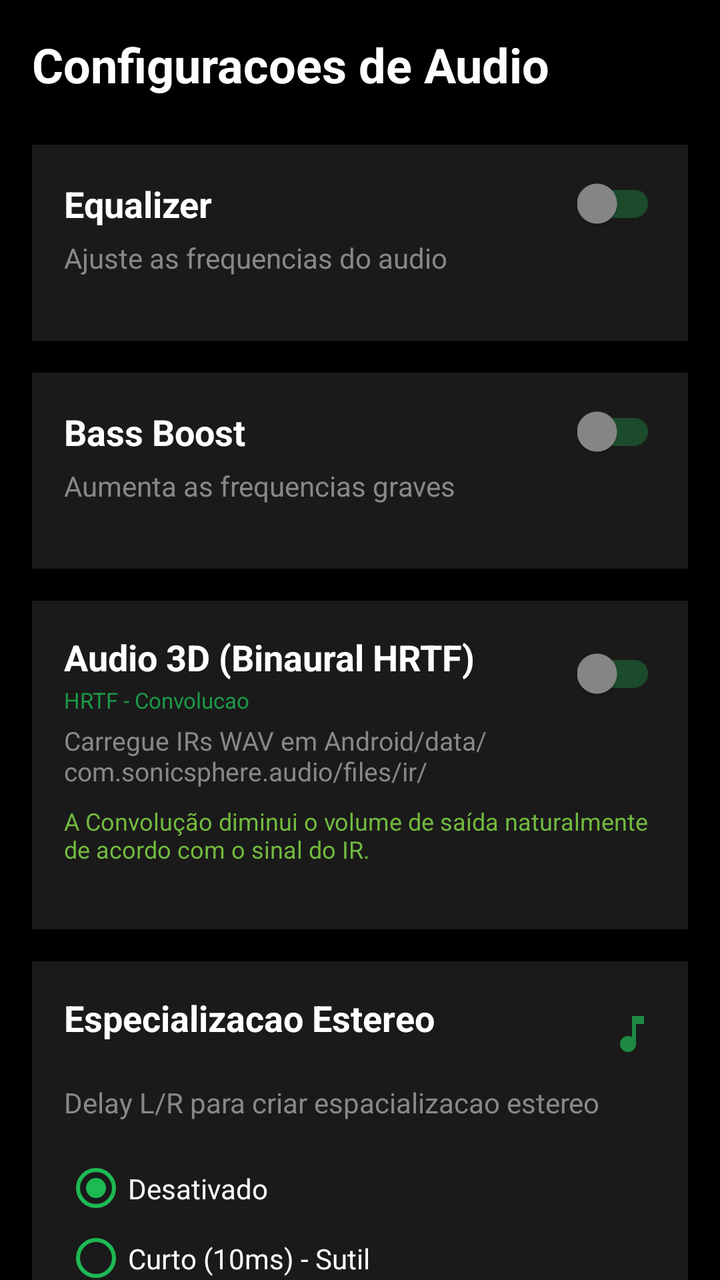
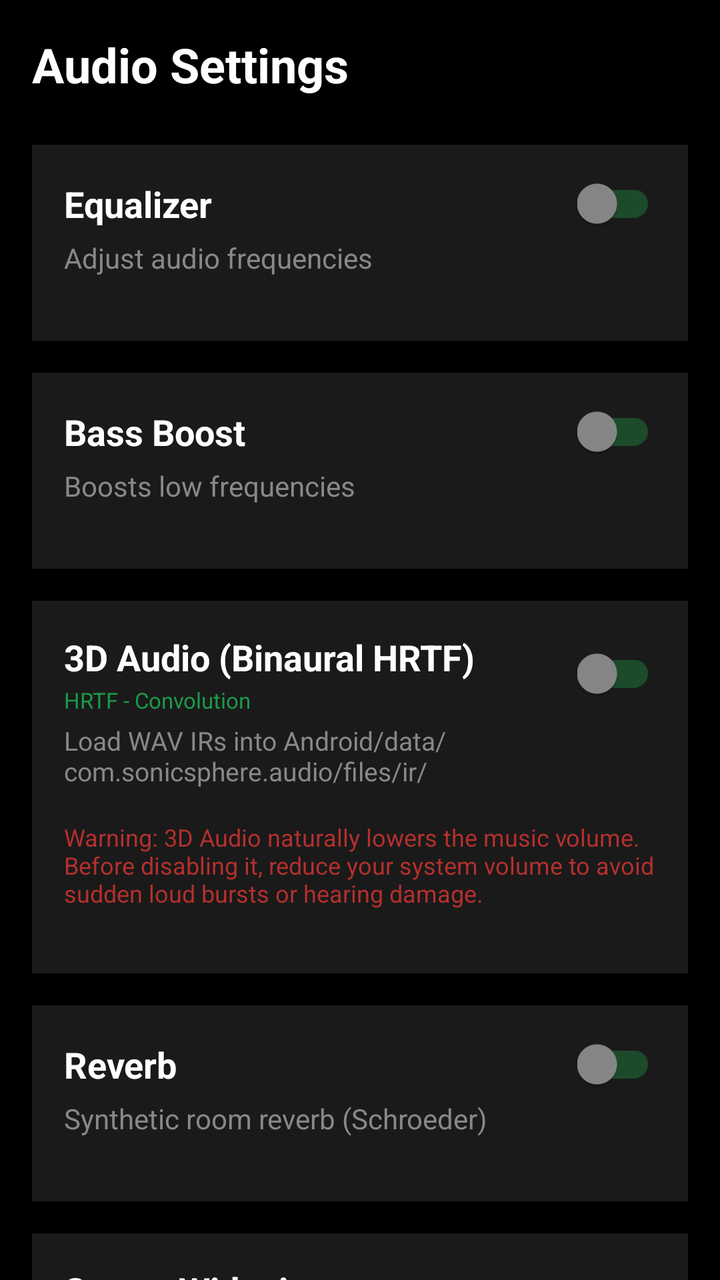

The first picture is an Android layout as it rendered before a commit; the second is the same layout after the commit. The layout source and the unified diff follow.
<!-- AndroidManifest.xml: application theme Theme.AppCompat.DayNight.DarkActionBar -->
<!-- res/layout/fragment_settings.xml -->
<?xml version="1.0" encoding="utf-8"?>
<ScrollView xmlns:android="http://schemas.android.com/apk/res/android"
    xmlns:app="http://schemas.android.com/apk/res-auto"
    android:layout_width="match_parent"
    android:layout_height="match_parent"
    android:background="@color/black"
    android:fillViewport="true">

    <LinearLayout
        android:layout_width="match_parent"
        android:layout_height="wrap_content"
        android:orientation="vertical"
        android:padding="16dp">

        
        <TextView
            android:id="@+id/textView"
            android:layout_width="match_parent"
            android:layout_height="wrap_content"
            android:text="Configuracoes de Audio"
            android:textColor="@color/white"
            android:textSize="24sp"
            android:textStyle="bold"
            android:layout_marginBottom="24dp" />

        
        <LinearLayout
            android:layout_width="match_parent"
            android:layout_height="wrap_content"
            android:orientation="vertical"
            android:background="#1A1A1A"
            android:padding="16dp"
            android:layout_marginBottom="16dp">

            <LinearLayout
                android:layout_width="match_parent"
                android:layout_height="wrap_content"
                android:orientation="horizontal"
                android:gravity="center_vertical">

                <TextView
                    android:layout_width="0dp"
                    android:layout_height="wrap_content"
                    android:layout_weight="1"
                    android:text="Equalizer"
                    android:textColor="@color/white"
                    android:textSize="18sp"
                    android:textStyle="bold" />

                <androidx.appcompat.widget.SwitchCompat
                    android:id="@+id/switchEqualizer"
                    android:layout_width="wrap_content"
                    android:layout_height="wrap_content"
                    android:theme="@style/SwitchTheme" />

            </LinearLayout>

            <TextView
                android:layout_width="match_parent"
                android:layout_height="wrap_content"
                android:text="Ajuste as frequencias do audio"
                android:textColor="@color/gray"
                android:textSize="14sp"
                android:layout_marginTop="4dp"
                android:layout_marginBottom="16dp" />

            <LinearLayout
                android:id="@+id/equalizerBandsContainer"
                android:layout_width="match_parent"
                android:layout_height="wrap_content"
                android:orientation="vertical"
                android:visibility="gone" />

        </LinearLayout>

        
        <LinearLayout
            android:layout_width="match_parent"
            android:layout_height="wrap_content"
            android:orientation="vertical"
            android:background="#1A1A1A"
            android:padding="16dp"
            android:layout_marginBottom="16dp">

            <LinearLayout
                android:layout_width="match_parent"
                android:layout_height="wrap_content"
                android:orientation="horizontal"
                android:gravity="center_vertical">

                <TextView
                    android:layout_width="0dp"
                    android:layout_height="wrap_content"
                    android:layout_weight="1"
                    android:text="Bass Boost"
                    android:textColor="@color/white"
                    android:textSize="18sp"
                    android:textStyle="bold" />

                <androidx.appcompat.widget.SwitchCompat
                    android:id="@+id/switchBassBoost"
                    android:layout_width="wrap_content"
                    android:layout_height="wrap_content"
                    android:theme="@style/SwitchTheme" />

            </LinearLayout>

            <TextView
                android:layout_width="match_parent"
                android:layout_height="wrap_content"
                android:text="Aumenta as frequencias graves"
                android:textColor="@color/gray"
                android:textSize="14sp"
                android:layout_marginTop="4dp"
                android:layout_marginBottom="16dp" />

            <LinearLayout
                android:id="@+id/bassBoostControlsContainer"
                android:layout_width="match_parent"
                android:layout_height="wrap_content"
                android:orientation="vertical"
                android:visibility="gone">

                <LinearLayout
                    android:layout_width="match_parent"
                    android:layout_height="wrap_content"
                    android:orientation="horizontal"
                    android:gravity="center_vertical"
                    android:layout_marginBottom="8dp">

                    <TextView
                        android:layout_width="wrap_content"
                        android:layout_height="wrap_content"
                        android:text="Intensidade: "
                        android:textColor="@color/white"
                        android:textSize="14sp" />

                    <TextView
                        android:id="@+id/textBassBoostValue"
                        android:layout_width="wrap_content"
                        android:layout_height="wrap_content"
                        android:text="0%"
                        android:textColor="@color/spotify_green"
                        android:textSize="14sp"
                        android:textStyle="bold" />

                </LinearLayout>

                <SeekBar
                    android:id="@+id/seekBarBassBoost"
                    android:layout_width="match_parent"
                    android:layout_height="wrap_content"
                    android:progressTint="@color/spotify_green"
                    android:thumbTint="@color/spotify_green" />

            </LinearLayout>

        </LinearLayout>

        
        <LinearLayout
            android:layout_width="match_parent"
            android:layout_height="wrap_content"
            android:orientation="vertical"
            android:background="#1A1A1A"
            android:padding="16dp"
            android:layout_marginBottom="16dp">

            
            <LinearLayout
                android:layout_width="match_parent"
                android:layout_height="wrap_content"
                android:orientation="horizontal"
                android:gravity="center_vertical">

                <LinearLayout
                    android:layout_width="0dp"
                    android:layout_height="wrap_content"
                    android:layout_weight="1"
                    android:orientation="vertical">

                    <TextView
                        android:layout_width="match_parent"
                        android:layout_height="wrap_content"
                        android:text="Audio 3D (Binaural HRTF)"
                        android:textColor="@color/white"
                        android:textSize="18sp"
                        android:textStyle="bold" />

                    <TextView
                        android:layout_width="match_parent"
                        android:layout_height="wrap_content"
                        android:text="HRTF - Convolucao"
                        android:textColor="@color/spotify_green"
                        android:textSize="11sp"
                        android:layout_marginTop="2dp"
                        android:alpha="0.8" />

                </LinearLayout>

                <androidx.appcompat.widget.SwitchCompat
                    android:id="@+id/switchBinaural"
                    android:layout_width="wrap_content"
                    android:layout_height="wrap_content"
                    android:theme="@style/SwitchTheme" />

            </LinearLayout>

            <TextView
                android:layout_width="match_parent"
                android:layout_height="wrap_content"
                android:text="Carregue IRs WAV em Android/data/com.sonicsphere.audio/files/ir/"
                android:textColor="@color/gray"
                android:textSize="13sp"
                android:layout_marginTop="4dp"
                android:layout_marginBottom="8dp" />

            <TextView
                android:layout_width="match_parent"
                android:layout_height="wrap_content"
                android:text="A Convolução diminui o volume de saída naturalmente de acordo com o sinal do IR."
                android:textColor="#72BA3F"
                android:textSize="12sp"
                android:layout_marginBottom="16dp" />

            
            <LinearLayout
                android:id="@+id/binauralSlotsContainer"
                android:layout_width="match_parent"
                android:layout_height="wrap_content"
                android:orientation="vertical"
                android:visibility="gone">

                
                <LinearLayout
                    android:layout_width="match_parent"
                    android:layout_height="wrap_content"
                    android:orientation="horizontal"
                    android:gravity="center_vertical"
                    android:layout_marginBottom="10dp">

                    <LinearLayout
                        android:layout_width="0dp"
                        android:layout_height="wrap_content"
                        android:layout_weight="1"
                        android:orientation="vertical">

                        <TextView
                            android:layout_width="wrap_content"
                            android:layout_height="wrap_content"
                            android:text="LEFT"
                            android:textColor="@color/white"
                            android:textSize="14sp"
                            android:textStyle="bold" />

                        <TextView
                            android:id="@+id/textIrLeft"
                            android:layout_width="wrap_content"
                            android:layout_height="wrap_content"
                            android:text="Padrao (asset)"
                            android:textColor="@color/gray"
                            android:textSize="12sp" />

                    </LinearLayout>

                    <Button
                        android:id="@+id/btnIrLeft"
                        android:layout_width="wrap_content"
                        android:layout_height="36dp"
                        android:text="Trocar"
                        android:textSize="12sp"
                        android:backgroundTint="@color/spotify_green"
                        android:textColor="@color/black" />

                    <Button
                        android:id="@+id/btnIrLeftClear"
                        android:layout_width="wrap_content"
                        android:layout_height="36dp"
                        android:text="X"
                        android:textSize="12sp"
                        android:layout_marginStart="6dp"
                        android:backgroundTint="#333333"
                        android:textColor="@color/gray" />

                </LinearLayout>

                
                <LinearLayout
                    android:layout_width="match_parent"
                    android:layout_height="wrap_content"
                    android:orientation="horizontal"
                    android:gravity="center_vertical"
                    android:layout_marginBottom="16dp">

                    <LinearLayout
                        android:layout_width="0dp"
                        android:layout_height="wrap_content"
                        android:layout_weight="1"
                        android:orientation="vertical">

                        <TextView
                            android:layout_width="wrap_content"
                            android:layout_height="wrap_content"
                            android:text="RIGHT"
                            android:textColor="@color/white"
                            android:textSize="14sp"
                            android:textStyle="bold" />

                        <TextView
                            android:id="@+id/textIrRight"
                            android:layout_width="wrap_content"
                            android:layout_height="wrap_content"
                            android:text="Padrao (asset)"
                            android:textColor="@color/gray"
                            android:textSize="12sp" />

                    </LinearLayout>

                    <Button
                        android:id="@+id/btnIrRight"
                        android:layout_width="wrap_content"
                        android:layout_height="36dp"
                        android:text="Trocar"
                        android:textSize="12sp"
                        android:backgroundTint="@color/spotify_green"
                        android:textColor="@color/black" />

                    <Button
                        android:id="@+id/btnIrRightClear"
                        android:layout_width="wrap_content"
                        android:layout_height="36dp"
                        android:text="X"
                        android:textSize="12sp"
                        android:layout_marginStart="6dp"
                        android:backgroundTint="#333333"
                        android:textColor="@color/gray" />

                </LinearLayout>

            </LinearLayout>

        </LinearLayout>

        
        <LinearLayout
            android:layout_width="match_parent"
            android:layout_height="wrap_content"
            android:orientation="vertical"
            android:background="#1A1A1A"
            android:padding="16dp">

            <LinearLayout
                android:layout_width="match_parent"
                android:layout_height="wrap_content"
                android:orientation="horizontal"
                android:gravity="center_vertical">

                <LinearLayout
                    android:layout_width="0dp"
                    android:layout_height="wrap_content"
                    android:layout_weight="1"
                    android:orientation="vertical">

                    <TextView
                        android:layout_width="match_parent"
                        android:layout_height="wrap_content"
                        android:text="Especializacao Estereo"
                        android:textColor="@color/white"
                        android:textSize="18sp"
                        android:textStyle="bold" />

                    <TextView
                        android:layout_width="match_parent"
                        android:layout_height="wrap_content"
                        android:textColor="@color/spotify_green"
                        android:textSize="11sp"
                        android:layout_marginTop="2dp"
                        android:alpha="0.8" />

                </LinearLayout>

                <ImageView
                    android:layout_width="24dp"
                    android:layout_height="24dp"
                    android:src="@drawable/ic_music_note"
                    android:alpha="0.7"
                    app:tint="@color/spotify_green" />

            </LinearLayout>

            <TextView
                android:layout_width="match_parent"
                android:layout_height="wrap_content"
                android:text="Delay L/R para criar espacializacao estereo"
                android:textColor="@color/gray"
                android:textSize="14sp"
                android:layout_marginTop="4dp"
                android:layout_marginBottom="16dp" />

            <RadioGroup
                android:id="@+id/radioGroupHaas"
                android:layout_width="match_parent"
                android:layout_height="wrap_content"
                android:orientation="vertical">

                <RadioButton
                    android:id="@+id/radioHaasOff"
                    android:layout_width="match_parent"
                    android:layout_height="wrap_content"
                    android:text="Desativado"
                    android:textColor="@color/white"
                    android:buttonTint="@color/spotify_green"
                    android:checked="true"
                    android:paddingVertical="8dp" />

                <RadioButton
                    android:id="@+id/radioHaasShort"
                    android:layout_width="match_parent"
                    android:layout_height="wrap_content"
                    android:text="Curto (10ms) - Sutil"
                    android:textColor="@color/white"
                    android:buttonTint="@color/spotify_green"
                    android:paddingVertical="8dp" />

                <RadioButton
                    android:id="@+id/radioHaasMedium"
                    android:layout_width="match_parent"
                    android:layout_height="wrap_content"
                    android:text="Medio (30ms) - Moderado"
                    android:textColor="@color/white"
                    android:buttonTint="@color/spotify_green"
                    android:paddingVertical="8dp" />

                <RadioButton
                    android:id="@+id/radioHaasLong"
                    android:layout_width="match_parent"
                    android:layout_height="wrap_content"
                    android:text="Longo (50ms) - Intenso"
                    android:textColor="@color/white"
                    android:buttonTint="@color/spotify_green"
                    android:paddingVertical="8dp" />

            </RadioGroup>

        </LinearLayout>

    </LinearLayout>

</ScrollView>
<!-- resources referenced by this layout -->
<resources>
  <color name="black">#FF000000</color>
  <color name="gray">#FF888888</color>
  <color name="spotify_green">#FF1DB954</color>
  <color name="white">#FFFFFFFF</color>
  <!-- drawable ic_music_note (drawable) -->
  <vector xmlns:android="http://schemas.android.com/apk/res/android"
      android:width="24dp"
      android:height="24dp"
      android:viewportWidth="24"
      android:viewportHeight="24">
      <path
          android:fillColor="@color/white"
          android:pathData="M12,3v10.55c-0.59,-0.34 -1.27,-0.55 -2,-0.55 -2.21,0 -4,1.79 -4,4s1.79,4 4,4 4,-1.79 4,-4V7h4V3H12z"/>
  </vector>
  <style name="SwitchTheme">
          <item name="colorControlActivated">@color/spotify_green</item>
          <item name="colorSwitchThumbNormal">@color/gray</item>
          <item name="android:colorForeground">@color/spotify_green</item>
      </style>
</resources>

<!-- the commit's change to res/layout/fragment_settings.xml (unified diff, before → after) -->
@@ -17,7 +17,7 @@
             android:id="@+id/textView"
             android:layout_width="match_parent"
             android:layout_height="wrap_content"
-            android:text="Configuracoes de Audio"
+            android:text="Audio Settings"
             android:textColor="@color/white"
             android:textSize="24sp"
             android:textStyle="bold"
@@ -58,7 +58,7 @@
             <TextView
                 android:layout_width="match_parent"
                 android:layout_height="wrap_content"
-                android:text="Ajuste as frequencias do audio"
+                android:text="Adjust audio frequencies"
                 android:textColor="@color/gray"
                 android:textSize="14sp"
                 android:layout_marginTop="4dp"
@@ -108,7 +108,7 @@
             <TextView
                 android:layout_width="match_parent"
                 android:layout_height="wrap_content"
-                android:text="Aumenta as frequencias graves"
+                android:text="Boosts low frequencies"
                 android:textColor="@color/gray"
                 android:textSize="14sp"
                 android:layout_marginTop="4dp"
@@ -131,7 +131,7 @@
                     <TextView
                         android:layout_width="wrap_content"
                         android:layout_height="wrap_content"
-                        android:text="Intensidade: "
+                        android:text="Strength: "
                         android:textColor="@color/white"
                         android:textSize="14sp" />
 
@@ -182,7 +182,7 @@
                     <TextView
                         android:layout_width="match_parent"
                         android:layout_height="wrap_content"
-                        android:text="Audio 3D (Binaural HRTF)"
+                        android:text="3D Audio (Binaural HRTF)"
                         android:textColor="@color/white"
                         android:textSize="18sp"
                         android:textStyle="bold" />
@@ -190,7 +190,7 @@
                     <TextView
                         android:layout_width="match_parent"
                         android:layout_height="wrap_content"
-                        android:text="HRTF - Convolucao"
+                        android:text="HRTF - Convolution"
                         android:textColor="@color/spotify_green"
                         android:textSize="11sp"
                         android:layout_marginTop="2dp"
@@ -209,17 +209,17 @@
             <TextView
                 android:layout_width="match_parent"
                 android:layout_height="wrap_content"
-                android:text="Carregue IRs WAV em Android/data/com.sonicsphere.audio/files/ir/"
+                android:text="Load WAV IRs into Android/data/com.sonicsphere.audio/files/ir/"
                 android:textColor="@color/gray"
                 android:textSize="13sp"
                 android:layout_marginTop="4dp"
-                android:layout_marginBottom="8dp" />
+                android:layout_marginBottom="16dp" />
 
             <TextView
                 android:layout_width="match_parent"
                 android:layout_height="wrap_content"
-                android:text="A Convolução diminui o volume de saída naturalmente de acordo com o sinal do IR."
-                android:textColor="#72BA3F"
+                android:text="Warning: 3D Audio naturally lowers the music volume. Before disabling it, reduce your system volume to avoid sudden loud bursts or hearing damage."
+                android:textColor="#B5302D"
                 android:textSize="12sp"
                 android:layout_marginBottom="16dp" />
 
@@ -257,7 +257,7 @@
                             android:id="@+id/textIrLeft"
                             android:layout_width="wrap_content"
                             android:layout_height="wrap_content"
-                            android:text="Padrao (asset)"
+                            android:text="Default (built-in)"
                             android:textColor="@color/gray"
                             android:textSize="12sp" />
 
@@ -267,7 +267,7 @@
                         android:id="@+id/btnIrLeft"
                         android:layout_width="wrap_content"
                         android:layout_height="36dp"
-                        android:text="Trocar"
+                        android:text="Change"
                         android:textSize="12sp"
                         android:backgroundTint="@color/spotify_green"
                         android:textColor="@color/black" />
@@ -289,8 +289,7 @@
                     android:layout_width="match_parent"
                     android:layout_height="wrap_content"
                     android:orientation="horizontal"
-                    android:gravity="center_vertical"
-                    android:layout_marginBottom="16dp">
+                    android:gravity="center_vertical">
 
                     <LinearLayout
                         android:layout_width="0dp"
@@ -310,7 +309,7 @@
                             android:id="@+id/textIrRight"
                             android:layout_width="wrap_content"
                             android:layout_height="wrap_content"
-                            android:text="Padrao (asset)"
+                            android:text="Default (built-in)"
                             android:textColor="@color/gray"
                             android:textSize="12sp" />
 
@@ -320,7 +319,7 @@
                         android:id="@+id/btnIrRight"
                         android:layout_width="wrap_content"
                         android:layout_height="36dp"
-                        android:text="Trocar"
+                        android:text="Change"
                         android:textSize="12sp"
                         android:backgroundTint="@color/spotify_green"
                         android:textColor="@color/black" />
@@ -336,6 +335,162 @@
                         android:textColor="@color/gray" />
 
                 </LinearLayout>
+
+            </LinearLayout>
+
+        </LinearLayout>
+
+        
+        <LinearLayout
+            android:layout_width="match_parent"
+            android:layout_height="wrap_content"
+            android:orientation="vertical"
+            android:background="#1A1A1A"
+            android:padding="16dp"
+            android:layout_marginBottom="16dp">
+
+            <LinearLayout
+                android:layout_width="match_parent"
+                android:layout_height="wrap_content"
+                android:orientation="horizontal"
+                android:gravity="center_vertical">
+
+                <TextView
+                    android:layout_width="0dp"
+                    android:layout_height="wrap_content"
+                    android:layout_weight="1"
+                    android:text="Reverb"
+                    android:textColor="@color/white"
+                    android:textSize="18sp"
+                    android:textStyle="bold" />
+
+                <androidx.appcompat.widget.SwitchCompat
+                    android:id="@+id/switchReverb"
+                    android:layout_width="wrap_content"
+                    android:layout_height="wrap_content"
+                    android:theme="@style/SwitchTheme" />
+
+            </LinearLayout>
+
+            <TextView
+                android:layout_width="match_parent"
+                android:layout_height="wrap_content"
+                android:text="Synthetic room reverb (Schroeder)"
+                android:textColor="@color/gray"
+                android:textSize="14sp"
+                android:layout_marginTop="4dp"
+                android:layout_marginBottom="16dp" />
+
+            <LinearLayout
+                android:id="@+id/reverbControlsContainer"
+                android:layout_width="match_parent"
+                android:layout_height="wrap_content"
+                android:orientation="vertical"
+                android:visibility="gone">
+
+                
+                <LinearLayout
+                    android:layout_width="match_parent"
+                    android:layout_height="wrap_content"
+                    android:orientation="horizontal"
+                    android:gravity="center_vertical"
+                    android:layout_marginBottom="4dp">
+
+                    <TextView
+                        android:layout_width="0dp"
+                        android:layout_height="wrap_content"
+                        android:layout_weight="1"
+                        android:text="Room Size"
+                        android:textColor="@color/white"
+                        android:textSize="14sp" />
+
+                    <TextView
+                        android:id="@+id/textReverbRoomSize"
+                        android:layout_width="wrap_content"
+                        android:layout_height="wrap_content"
+                        android:text="50%"
+                        android:textColor="@color/spotify_green"
+                        android:textSize="14sp"
+                        android:textStyle="bold" />
+
+                </LinearLayout>
+
+                <SeekBar
+                    android:id="@+id/seekBarReverbRoomSize"
+                    android:layout_width="match_parent"
+                    android:layout_height="wrap_content"
+                    android:layout_marginBottom="16dp"
+                    android:progressTint="@color/spotify_green"
+                    android:thumbTint="@color/spotify_green" />
+
+                
+                <LinearLayout
+                    android:layout_width="match_parent"
+                    android:layout_height="wrap_content"
+                    android:orientation="horizontal"
+                    android:gravity="center_vertical"
+                    android:layout_marginBottom="4dp">
+
+                    <TextView
+                        android:layout_width="0dp"
+                        android:layout_height="wrap_content"
+                        android:layout_weight="1"
+                        android:text="Wet (mix)"
+                        android:textColor="@color/white"
+                        android:textSize="14sp" />
+
+                    <TextView
+                        android:id="@+id/textReverbWet"
+                        android:layout_width="wrap_content"
+                        android:layout_height="wrap_content"
+                        android:text="25%"
+                        android:textColor="@color/spotify_green"
+                        android:textSize="14sp"
+                        android:textStyle="bold" />
+
+                </LinearLayout>
+
+                <SeekBar
+                    android:id="@+id/seekBarReverbWet"
+                    android:layout_width="match_parent"
+                    android:layout_height="wrap_content"
+                    android:layout_marginBottom="16dp"
+                    android:progressTint="@color/spotify_green"
+                    android:thumbTint="@color/spotify_green" />
+
+                
+                <LinearLayout
+                    android:layout_width="match_parent"
+                    android:layout_height="wrap_content"
+                    android:orientation="horizontal"
+                    android:gravity="center_vertical"
+                    android:layout_marginBottom="4dp">
+
+                    <TextView
+                        android:layout_width="0dp"
+                        android:layout_height="wrap_content"
+                        android:layout_weight="1"
+                        android:text="Damping"
+                        android:textColor="@color/white"
+                        android:textSize="14sp" />
+
+                    <TextView
+                        android:id="@+id/textReverbDamping"
+                        android:layout_width="wrap_content"
+                        android:layout_height="wrap_content"
+                        android:text="40%"
+                        android:textColor="@color/spotify_green"
+                        android:textSize="14sp"
+                        android:textStyle="bold" />
+
+                </LinearLayout>
+
+                <SeekBar
+                    android:id="@+id/seekBarReverbDamping"
+                    android:layout_width="match_parent"
+                    android:layout_height="wrap_content"
+                    android:progressTint="@color/spotify_green"
+                    android:thumbTint="@color/spotify_green" />
 
             </LinearLayout>
 
@@ -364,7 +519,7 @@
                     <TextView
                         android:layout_width="match_parent"
                         android:layout_height="wrap_content"
-                        android:text="Especializacao Estereo"
+                        android:text="Stereo Widening"
                         android:textColor="@color/white"
                         android:textSize="18sp"
                         android:textStyle="bold" />
@@ -391,7 +546,7 @@
             <TextView
                 android:layout_width="match_parent"
                 android:layout_height="wrap_content"
-                android:text="Delay L/R para criar espacializacao estereo"
+                android:text="L/R delay for stereo widening"
                 android:textColor="@color/gray"
                 android:textSize="14sp"
                 android:layout_marginTop="4dp"
@@ -407,7 +562,7 @@
                     android:id="@+id/radioHaasOff"
                     android:layout_width="match_parent"
                     android:layout_height="wrap_content"
-                    android:text="Desativado"
+                    android:text="Off"
                     android:textColor="@color/white"
                     android:buttonTint="@color/spotify_green"
                     android:checked="true"
@@ -417,7 +572,7 @@
                     android:id="@+id/radioHaasShort"
                     android:layout_width="match_parent"
                     android:layout_height="wrap_content"
-                    android:text="Curto (10ms) - Sutil"
+                    android:text="Short (10ms) - Subtle"
                     android:textColor="@color/white"
                     android:buttonTint="@color/spotify_green"
                     android:paddingVertical="8dp" />
@@ -426,7 +581,7 @@
                     android:id="@+id/radioHaasMedium"
                     android:layout_width="match_parent"
                     android:layout_height="wrap_content"
-                    android:text="Medio (30ms) - Moderado"
+                    android:text="Medium (30ms) - Moderate"
                     android:textColor="@color/white"
                     android:buttonTint="@color/spotify_green"
                     android:paddingVertical="8dp" />
@@ -435,7 +590,7 @@
                     android:id="@+id/radioHaasLong"
                     android:layout_width="match_parent"
                     android:layout_height="wrap_content"
-                    android:text="Longo (50ms) - Intenso"
+                    android:text="Long (50ms) - Intense"
                     android:textColor="@color/white"
                     android:buttonTint="@color/spotify_green"
                     android:paddingVertical="8dp" />
